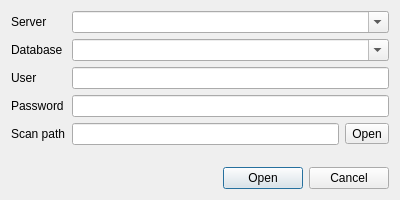
Before: the Qt Designer form connectdialog.ui in Kuszki/MultimapAWZ, drawn with Qt 5.
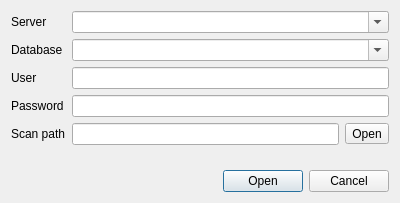
After: the same form once the commit is applied. Icons and pictures are not drawn.

What changed in the file:
```diff
--- a/connectdialog.ui
+++ b/connectdialog.ui
@@ -7,7 +7,7 @@
     <x>0</x>
     <y>0</y>
     <width>400</width>
-    <height>200</height>
+    <height>203</height>
    </rect>
   </property>
   <property name="windowTitle">
```
Left out of the diff: 6 changed lines with no effect on the pictures.
